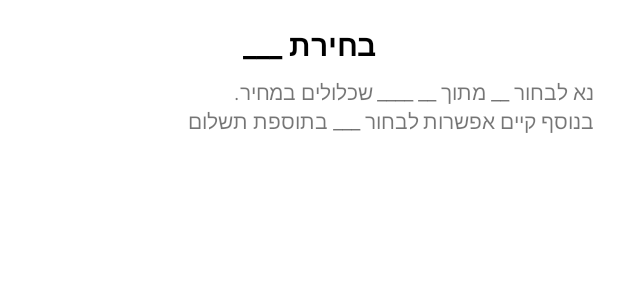
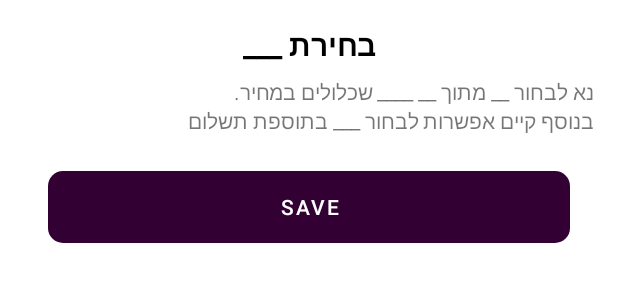
Before and after one commit to eynavbe/PlaneventAndroid, an Android app: the layout fragment_client_choose.xml on its own in the app's theme, with its tools: preview values and no code run, on a phone screen of 412 x 824 dp. Shown: the top 300 px of the screen. Run offline under Robolectric (Android 15) with nearby library versions, the phone set to English and light mode, and no system bars.

```diff
--- a/app/src/main/res/layout/fragment_client_choose.xml
+++ b/app/src/main/res/layout/fragment_client_choose.xml
@@ -36,6 +36,25 @@
     <LinearLayout
         android:layout_width="match_parent"
         android:layout_height="wrap_content"
+        android:orientation="horizontal"
+        android:gravity="center"
+        android:layout_marginTop="8dp">
+
+        <Button
+            android:id="@+id/btnSaveClientChoose"
+            android:layout_width="match_parent"
+            android:layout_height="wrap_content"
+            android:layout_margin="16dp"
+            android:paddingLeft="8dp"
+            android:paddingRight="8dp"
+            android:background="@drawable/round_primary"
+            android:textColor="@color/white"
+            android:text="Save"
+            />
+    </LinearLayout>
+    <LinearLayout
+        android:layout_width="match_parent"
+        android:layout_height="wrap_content"
         android:orientation="vertical"
         android:layout_marginTop="8dp">
 
```
Also changed, not shown: app/src/main/java/com/eynav/planevent_android_app/ui/edit/EditFragment.java (+55 -12 lines), app/src/main/java/com/eynav/planevent_android_app/ui/edit/Product.java (+32 -1 lines), app/src/main/java/com/eynav/planevent_android_app/ui/edit/ProductAdapter.java (+20 -3 lines), app/src/main/res/layout/client_choose_card_view.xml (+8 -2 lines).
